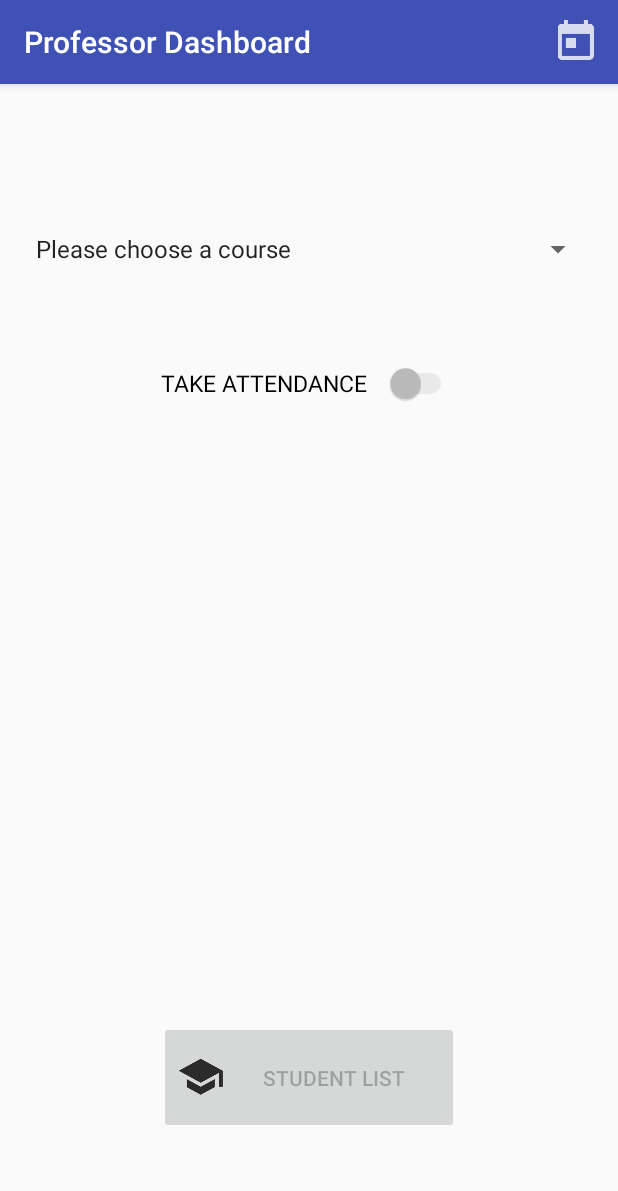
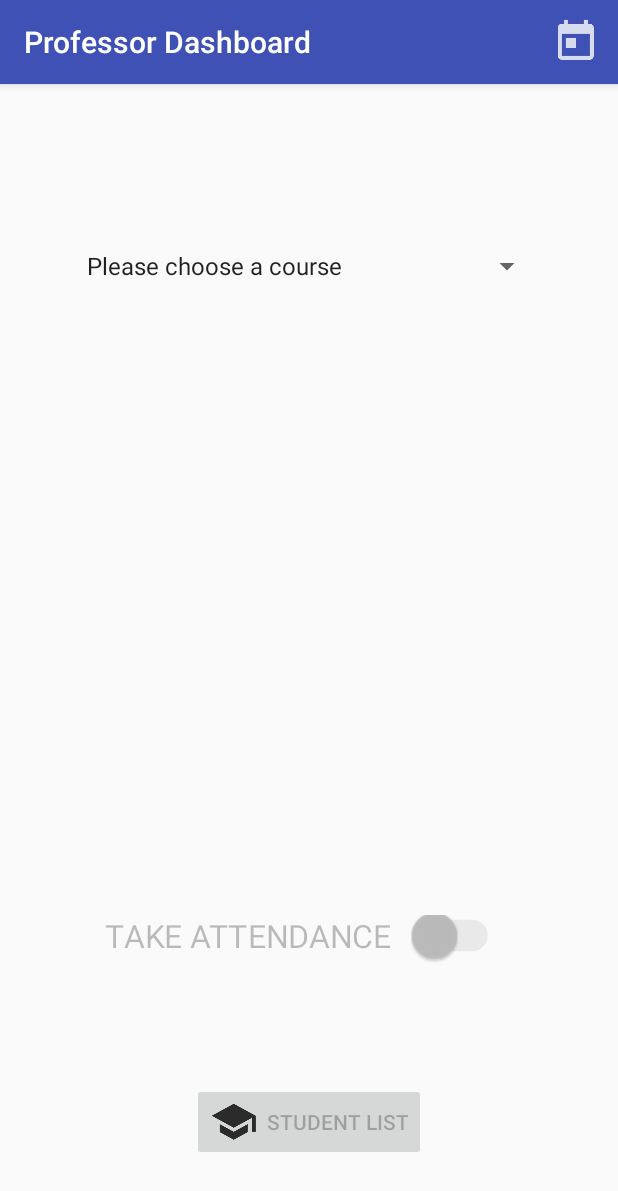
Before and after one commit to romikps/Attendroid, an Android app: the screen it shows after launch once a user with an empty profile is signed in (TeacherMainActivity), on a phone screen of 412 x 824 dp. Shown: the top 1191 px of the screen. Run offline under Robolectric (Android 15) with nearby library versions, the phone set to English and light mode, and no system bars; our stand-ins replace Firebase (no records; nobody signed in at launch, a user with empty details on screens opened directly); 1 statement that could not run was skipped.

Commit message:
location & isTakingAttendance

```diff
--- a/app/src/main/java/com/example/romanpr/attendroid/Attendata.java
+++ b/app/src/main/java/com/example/romanpr/attendroid/Attendata.java
@@ -20,31 +20,28 @@ import java.util.Map;
  */
 
 public class Attendata {
+
     private static final String TAG = "Attendata";
     private static Attendata data;
-
     private DatabaseReference database;
-
-    private String userId;
     private User user;
     private List<Course> courses;
     private Map<String, String> allCourses;
     private Map<String, String> allStudents;
     private Map<String, String> allProfessors;
+    private static String userId;
+    private static String nextActivity;
+    private Context context;
 
-
-    public static Attendata get(Context context, String userId) {
+    public static Attendata get(Context context) {
         if (data == null) {
-            data = new Attendata(context, userId);
+            data = new Attendata(context);
         }
         return data;
     }
 
-    public static Attendata get(Context context) {
-        return data;
-    }
-
-    private Attendata(final Context context, final String userId) {
+    private Attendata(final Context context) {
+        this.context = context;
         database = FirebaseDatabase.getInstance().getReference();
         database.addValueEventListener(new ValueEventListener() {
             @Override
@@ -91,10 +88,28 @@ public class Attendata {
                     }
                 }
 
-                Intent intent = new Intent(context, TeacherMainActivity.class);
-                intent.putExtra("USER_ID", userId);
+                Intent intent = new Intent();
+                //TeacherMainActivity.class
                 intent.setFlags(Intent.FLAG_ACTIVITY_NEW_TASK);
-                context.startActivity(intent);
+                boolean start = true;
+                switch (nextActivity) {
+                    case "MainActivity":
+                        intent.setClass(context, MainActivity.class);
+                        break;
+                    case "TeacherMainActivity":
+                        intent.setClass(context, TeacherMainActivity.class);
+                        break;
+                    case "AdminMainActivity":
+                        intent.setClass(context, AdminMainActivity.class);
+                        break;
+                    default:
+                        start = false;
+                }
+
+                if (start) {
+                    setNextActivity("");
+                    context.startActivity(intent);
+                }
             }
 
             @Override
@@ -106,8 +121,12 @@ public class Attendata {
         });
     }
 
-    public String getUserId() {
-        return userId;
+    public static void setUserId(String userId) {
+        Attendata.userId = userId;
+    }
+
+    public static void setNextActivity(String nextActivity) {
+        Attendata.nextActivity = nextActivity;
     }
 
     public User getUser() {
@@ -171,4 +190,8 @@ public class Attendata {
     public void storeProfessorLocation(GPSLocation location) {
         database.child("professors/" + userId + "/location/").setValue(location);
     }
+
+    public void setTakingAttendance(String courseId, boolean isTakingAttendance) {
+        database.child("courses/" + courseId + "/isTakingAttendance/").setValue(isTakingAttendance);
+    }
 }
--- a/app/src/main/java/com/example/romanpr/attendroid/GPSLocation.java
+++ b/app/src/main/java/com/example/romanpr/attendroid/GPSLocation.java
@@ -23,6 +23,8 @@ public class GPSLocation {
 
     private static final int LOCATION_ACCESS_PERMISSION_REQUEST = 1;
     double latitude, longitude;
+
+    public GPSLocation() {}
 
     public GPSLocation(double latitude, double longitude) {
         this.latitude = latitude;
@@ -86,6 +88,7 @@ public class GPSLocation {
 
         if (ActivityCompat.checkSelfPermission(thisActivity, android.Manifest.permission.ACCESS_FINE_LOCATION) != PackageManager.PERMISSION_GRANTED
                 && ActivityCompat.checkSelfPermission(thisActivity, android.Manifest.permission.ACCESS_COARSE_LOCATION) != PackageManager.PERMISSION_GRANTED) {
+            Toast.makeText(thisActivity, "No Location Access Permission!", Toast.LENGTH_SHORT).show();
             return null;
         }
         Location location = locationManager.getLastKnownLocation(provider);
--- a/app/src/main/java/com/example/romanpr/attendroid/LoginActivity.java
+++ b/app/src/main/java/com/example/romanpr/attendroid/LoginActivity.java
@@ -48,7 +48,9 @@ public class LoginActivity extends AppCompatActivity {
                     // User is signed in
                     Toast.makeText(LoginActivity.this, "You've logged in successfully!\nYour data is loading...", Toast.LENGTH_LONG).show();
                     Log.d(TAG, "onAuthStateChanged:signed_in:" + user.getUid());
-                    Attendata userData = Attendata.get(getBaseContext(), user.getUid());
+                    Attendata.setUserId(user.getUid());
+                    Attendata.setNextActivity("TeacherMainActivity");
+                    Attendata userData = Attendata.get(LoginActivity.this);
                 } else {
                     // User is signed out
                     Log.d(TAG, "onAuthStateChanged:signed_out");
--- a/app/src/main/java/com/example/romanpr/attendroid/MainActivity.java
+++ b/app/src/main/java/com/example/romanpr/attendroid/MainActivity.java
@@ -32,8 +32,7 @@ public class MainActivity extends AppCompatActivity {
         super.onCreate(savedInstanceState);
         setContentView(R.layout.activity_main);
 
-        String userId = getIntent().getStringExtra("USER_ID");
-        userData = Attendata.get(this, userId);
+        userData = Attendata.get(this);
         student = (Student) userData.getUser();
 
         courseRecyclerView = (RecyclerView) findViewById(R.id.course_recycler_view);
--- a/app/src/main/java/com/example/romanpr/attendroid/RegisterActivity.java
+++ b/app/src/main/java/com/example/romanpr/attendroid/RegisterActivity.java
@@ -47,9 +47,10 @@ public class RegisterActivity extends Activity {
                     newUser.setUserId(user.getUid());
                     database = FirebaseDatabase.getInstance().getReference();
                     database.child(newUser.getRole().toLowerCase() + "s").child(user.getUid()).setValue(newUser);
+                    Attendata.setUserId(user.getUid());
                     switch (Role.valueOf(newUser.getRole())) {
                         case Student:
-                            Attendata userData = Attendata.get(getBaseContext(), user.getUid());
+                            Attendata userData = Attendata.get(getBaseContext());
                             break;
                         case Professor:
                             Toast.makeText(getBaseContext(), "Good day, Professor!", Toast.LENGTH_SHORT);
--- a/app/src/main/java/com/example/romanpr/attendroid/TeacherMainActivity.java
+++ b/app/src/main/java/com/example/romanpr/attendroid/TeacherMainActivity.java
@@ -4,6 +4,7 @@ import android.content.Intent;
 import android.os.Bundle;
 import android.os.CountDownTimer;
 import android.support.v7.app.AppCompatActivity;
+import android.util.Log;
 import android.view.Menu;
 import android.view.MenuInflater;
 import android.view.View;
@@ -22,6 +23,7 @@ import java.util.concurrent.TimeUnit;
 
 public class TeacherMainActivity extends AppCompatActivity {
 
+    private static final String TAG = "TeacherMainActivity";
     TextView time_remain;
     TextView time_text;
     Switch take_attend_switch;
@@ -29,13 +31,18 @@ public class TeacherMainActivity extends AppCompatActivity {
     Button student_list;
     CountDownTimer count;
     Professor professor;
+    List<String> professorCourses;
+    String selectedCourseId;
+    Attendata profData;
+
     @Override
     protected void onCreate(Bundle savedInstanceState) {
         super.onCreate(savedInstanceState);
         setContentView(R.layout.activity_teacher_main);
         this.setTitle("Professor Dashboard");
 
-        professor = (Professor) Attendata.get(this).getUser();
+        profData = Attendata.get(this);
+        professor = (Professor) profData.getUser();
 
         spinner = (Spinner) findViewById(R.id.spinner);
         student_list = (Button) findViewById(R.id.student_list);
@@ -52,7 +59,7 @@ public class TeacherMainActivity extends AppCompatActivity {
         //DATABASE
         //Spinner includes courses which are given by an instructor. Teacher's ID or full name will match
         //in the database(login part) and spinner shows courses according to the teacher.
-        count = new CountDownTimer(20000, 1000) { // adjust the milli seconds here
+        count = new CountDownTimer(10000, 1000) { // adjust the milli seconds here
 
             public void onTick(long millisUntilFinished) {
                 time_remain.setText(String.format("%d min %d sec",
@@ -64,6 +71,8 @@ public class TeacherMainActivity extends AppCompatActivity {
             public void onFinish() {
                 time_remain.setText("Time is up!");
                 take_attend_switch.setEnabled(false);
+                profData.storeProfessorLocation(new GPSLocation(0, 0));
+                profData.setTakingAttendance(selectedCourseId, false);
             }
         };
 
@@ -75,28 +84,36 @@ public class TeacherMainActivity extends AppCompatActivity {
                 if(!isChecked){
                     time_remain.setVisibility(View.INVISIBLE);
                     time_text.setVisibility(View.INVISIBLE);
+                    // Clear professor's location
+                    profData.storeProfessorLocation(new GPSLocation(0, 0));
+                    profData.setTakingAttendance(selectedCourseId, false);
                 }
                 else {
                     time_remain.setVisibility(View.VISIBLE);
                     time_text.setVisibility(View.VISIBLE);
-                    GPSLocation.getLocation(TeacherMainActivity.this);
-                    count.start();
-
+                    Log.d(TAG, "Trying to access location");
+                    GPSLocation profLocation = GPSLocation.getLocation(TeacherMainActivity.this);
+                    if (profLocation != null) {
+                        profData.storeProfessorLocation(profLocation);
+                        profData.setTakingAttendance(selectedCourseId, true);
+                        count.start();
+                    }
                 }
             }
         });
 
-        List<String> professorCourses = getProfessorCourses();
+        professorCourses = getProfessorCourses();
         professorCourses.add(0, "Please choose a course");
         ArrayAdapter<String> adapter = new ArrayAdapter<>(this,
                 android.R.layout.simple_spinner_item, professorCourses);
         adapter.setDropDownViewResource(android.R.layout.simple_spinner_dropdown_item);
         spinner.setAdapter(adapter);
-
         spinner.setOnItemSelectedListener(new AdapterView.OnItemSelectedListener() {
             @Override
             public void onItemSelected(AdapterView<?> parent, View view, int position, long id) {
                 if (position > 0) {
+                    String selectedCourse = professorCourses.get(position);
+                    selectedCourseId = Attendata.getKey(profData.getAllCourses(), selectedCourse);
                     take_attend_switch.setChecked(false);
                     take_attend_switch.setEnabled(true);
                     student_list.setEnabled(true);
@@ -127,7 +144,7 @@ public class TeacherMainActivity extends AppCompatActivity {
 
     public List<String> getProfessorCourses() {
         ArrayList<String> professorCourses = new ArrayList<>();
-        for (Course course : Attendata.get(this).getCourses()) {
+        for (Course course : profData.getCourses()) {
             professorCourses.add(course.getCourseName());
         }
         return professorCourses;
--- a/app/src/main/res/layout/activity_teacher_main.xml
+++ b/app/src/main/res/layout/activity_teacher_main.xml
@@ -1,74 +1,74 @@
 <?xml version="1.0" encoding="utf-8"?>
 <RelativeLayout xmlns:android="http://schemas.android.com/apk/res/android"
                 xmlns:tools="http://schemas.android.com/tools"
-    android:id="@+id/activity_teacher_main"
                 android:layout_width="match_parent"
                 android:layout_height="match_parent"
-    android:paddingBottom="@dimen/activity_vertical_margin"
-    android:paddingLeft="@dimen/activity_horizontal_margin"
-    android:paddingRight="@dimen/activity_horizontal_margin"
-    android:paddingTop="@dimen/activity_vertical_margin"
-    tools:context="com.example.asus.lastteacher.TeacherMainActivity">
+                android:padding="50dp">
+
+    <LinearLayout
+        android:layout_width="match_parent"
+        android:layout_height="wrap_content"
+        android:layout_alignParentTop="true"
+        android:gravity="center_horizontal"
+        android:orientation="vertical">
 
         <TextView
             android:id="@+id/welcomeText"
             android:layout_width="wrap_content"
             android:layout_height="wrap_content"
-        android:layout_alignParentTop="true"
-        android:layout_centerHorizontal="true"
-        android:layout_marginTop="15dp"
             android:text="@string/welcome_message"
             android:textAppearance="?android:attr/textAppearanceLarge"/>
 
         <Spinner
+            android:id="@+id/spinner"
             android:layout_width="match_parent"
             android:layout_height="wrap_content"
-        android:layout_marginTop="37dp"
-        android:id="@+id/spinner"
-        android:layout_below="@+id/welcomeText"
-        android:layout_alignParentStart="true" />
+            android:layout_marginTop="30dp"/>
+    </LinearLayout>
 
-
-    <Button
-        android:text="Student Lıst"
-        android:layout_width="200dp"
-        android:layout_height="75dp"
-        android:id="@+id/student_list"
-        android:onClick="showStudentList"
-        android:drawableLeft="@drawable/ic_professors"
+    <LinearLayout
+        android:layout_width="match_parent"
+        android:layout_height="wrap_content"
+        android:gravity="center_horizontal"
+        android:orientation="vertical"
         android:layout_alignParentBottom="true"
-        android:layout_centerHorizontal="true"
-        android:layout_marginBottom="52dp" />
+        android:layout_alignParentStart="true">
 
         <Switch
-        android:text="TAKE ATTENDANCE   "
-        android:textColor="#000"
+            android:id="@+id/take_attendance"
             android:layout_width="wrap_content"
             android:layout_height="wrap_content"
-        android:textSize="15sp"
-        android:id="@+id/take_attendance"
+            android:scaleX="1.5"
+            android:scaleY="1.5"
+            android:switchPadding="5dp"
+            android:text="TAKE ATTENDANCE"/>
 
-        android:visibility="visible"
-        android:layout_below="@+id/spinner"
-        android:layout_centerHorizontal="true"
-        android:layout_marginTop="64dp" />
+        <LinearLayout
+            android:layout_width="wrap_content"
+            android:layout_height="wrap_content"
+            android:layout_marginBottom="50dp"
+            android:layout_marginTop="15dp">
 
             <TextView
-        android:text="Time Remaining:"
+                android:id="@+id/time_text"
                 android:layout_width="wrap_content"
                 android:layout_height="wrap_content"
-        android:id="@+id/time_text"
-        android:layout_below="@+id/take_attendance"
-        android:layout_alignStart="@+id/student_list"
-        android:layout_marginTop="24dp" />
+                android:text="Remaining Time: "/>
 
             <TextView
                 android:id="@+id/time_remain"
                 android:layout_width="wrap_content"
                 android:layout_height="wrap_content"
-        android:layout_alignBottom="@+id/time_text"
-        android:layout_alignEnd="@+id/take_attendance"
                 tools:text="1 min 59 sec"/>
+        </LinearLayout>
 
-
+        <Button
+            android:id="@+id/student_list"
+            android:layout_width="wrap_content"
+            android:layout_height="wrap_content"
+            android:drawablePadding="5dp"
+            android:drawableStart="@drawable/ic_professors"
+            android:onClick="showStudentList"
+            android:text="Student List"/>
+    </LinearLayout>
 </RelativeLayout>
```
Lines whose indentation alone changed are shown as unchanged.
